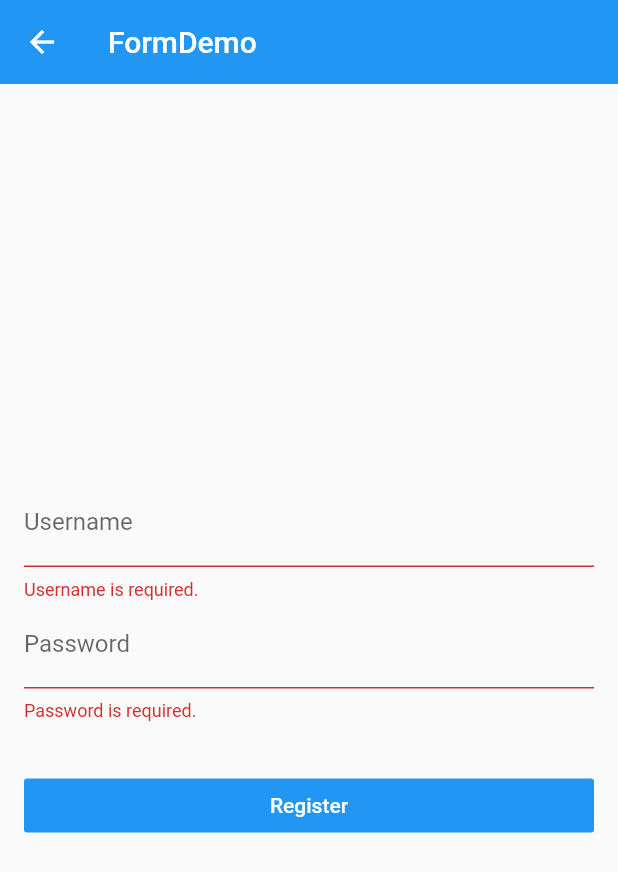
After one commit to owlcity/flutter_basics, a Flutter app: the FormDemo screen opened directly, after a tap on "Register", on a phone screen of 412 x 824 dp. The commit adds this screen. Shown: the top 872 px of the screen. Run offline on Flutter 3.47's test engine with Material 2 defaults, Android fonts, the phone set to English and light mode, and no system bars.

Commit message:
form 组件

```diff
--- /dev/null
+++ b/lib/demo/form_demo.dart
@@ -0,0 +1,173 @@
+import 'package:flutter/material.dart';
+
+class FormDemo extends StatelessWidget {
+  @override
+  Widget build(BuildContext context) {
+    return Scaffold(
+      appBar: AppBar(
+        title: Text('FormDemo'),
+        elevation: 0.0,
+      ),
+      body: Theme(
+        data: Theme.of(context).copyWith(
+          primaryColor: Colors.black,
+        ),
+        child: Container(
+          padding: EdgeInsets.all(16.0),
+          child: Column(
+            mainAxisAlignment: MainAxisAlignment.center,
+            children: <Widget>[
+              RegisterForm(),
+            ],
+          ),
+        ),
+      ),
+    );
+  }
+}
+
+class RegisterForm extends StatefulWidget {
+  @override
+  RegisterFormState createState() => RegisterFormState();
+}
+
+class RegisterFormState extends State<RegisterForm> {
+  final registerFormKey = GlobalKey<FormState>();
+  String username, password;
+  bool autovalidate = false;
+
+  void submitRegisterForm() {
+    if (registerFormKey.currentState.validate()) {
+      registerFormKey.currentState.save();
+
+      debugPrint('username: $username');
+      debugPrint('password: $password');
+
+      Scaffold.of(context).showSnackBar(
+        SnackBar(
+          content: Text('Registering...'),
+        )
+      );
+    } else {
+      setState(() {
+        autovalidate = true;
+      });
+    }
+  }
+
+  String validateUsername(value) {
+    if (value.isEmpty) {
+      return 'Username is required.';
+    }
+
+    return null;
+  }
+
+  String validatePassword(value) {
+    if (value.isEmpty) {
+      return 'Password is required.';
+    }
+
+    return null;
+  }
+
+  @override
+  Widget build(BuildContext context) {
+    return Form(
+      key: registerFormKey,
+      child: Column(
+        children: <Widget>[
+          TextFormField(
+            decoration: InputDecoration(
+              labelText: 'Username',
+              helperText: '',
+            ),
+            onSaved: (value) {
+              username = value;
+            },
+            validator: validateUsername,
+            autovalidate: autovalidate,
+          ),
+          TextFormField(
+            obscureText: true,
+            decoration: InputDecoration(
+              labelText: 'Password',
+              helperText: '',
+            ),
+            onSaved: (value) {
+              password = value;
+            },
+            validator: validatePassword,
+            autovalidate: autovalidate,
+          ),
+          SizedBox(height: 32.0,),
+          Container(
+            width: double.infinity,
+            child: RaisedButton(
+              color: Theme.of(context).accentColor,
+              child: Text('Register', style: TextStyle(color: Colors.white)),
+              elevation: 0.0,
+              onPressed: submitRegisterForm,
+            ),
+          ),
+        ],
+      ),
+    );
+  }
+}
+
+class TextFieldDemo extends StatefulWidget {
+  @override
+  TextFieldDemoState createState() => TextFieldDemoState();
+}
+
+class TextFieldDemoState extends State<TextFieldDemo> {
+  final textEditingController = TextEditingController();
+
+  @override
+  void dispose() {
+    textEditingController.dispose();
+    super.dispose();
+  }
+
+  @override
+  void initState() {
+    super.initState();
+    // textEditingController.text = 'hi';
+    textEditingController.addListener(
+      () {
+        debugPrint('input: ${textEditingController.text}');
+      }
+    );
+  }
+
+  @override
+  Widget build(BuildContext context) {
+    return TextField(
+      controller: textEditingController,
+      // onChanged: (value) {
+      //   debugPrint('input: $value');
+      // },
+      onSubmitted: (value) {
+        debugPrint('submit: $value');
+      },
+      decoration: InputDecoration(
+        icon: Icon(Icons.subject),
+        labelText: 'Title',
+        hintText: 'Enter the post title.',
+        // border: InputBorder.none,
+        // border: OutlineInputBorder(),
+        filled: true,
+      ),
+    );
+  }
+}
+
+class ThemeDemo extends StatelessWidget {
+  @override
+  Widget build(BuildContext context) {
+    return Container(
+      color: Theme.of(context).accentColor,
+    );
+  }
+}
--- a/lib/main.dart
+++ b/lib/main.dart
@@ -23,7 +23,7 @@ class MyApp extends StatelessWidget {
     return MaterialApp(
       title: 'flutter 学习',
       theme: ThemeData(
-          primarySwatch: Colors.yellow,
+          primarySwatch: Colors.blue,
           highlightColor: Color.fromRGBO(255, 255, 255, 0.5),
           splashColor: Colors.white70),
       debugShowCheckedModeBanner: false,
```
Also changed, not shown: lib/demo/checkbox_demo.dart (added, +54 -0 lines), lib/demo/material_components.dart (+14 -12 lines), lib/demo/radio_demo.dart (added, +71 -0 lines), lib/demo/slider_demo.dart (added, +49 -0 lines), lib/demo/switch_demo.dart (added, +54 -0 lines).
